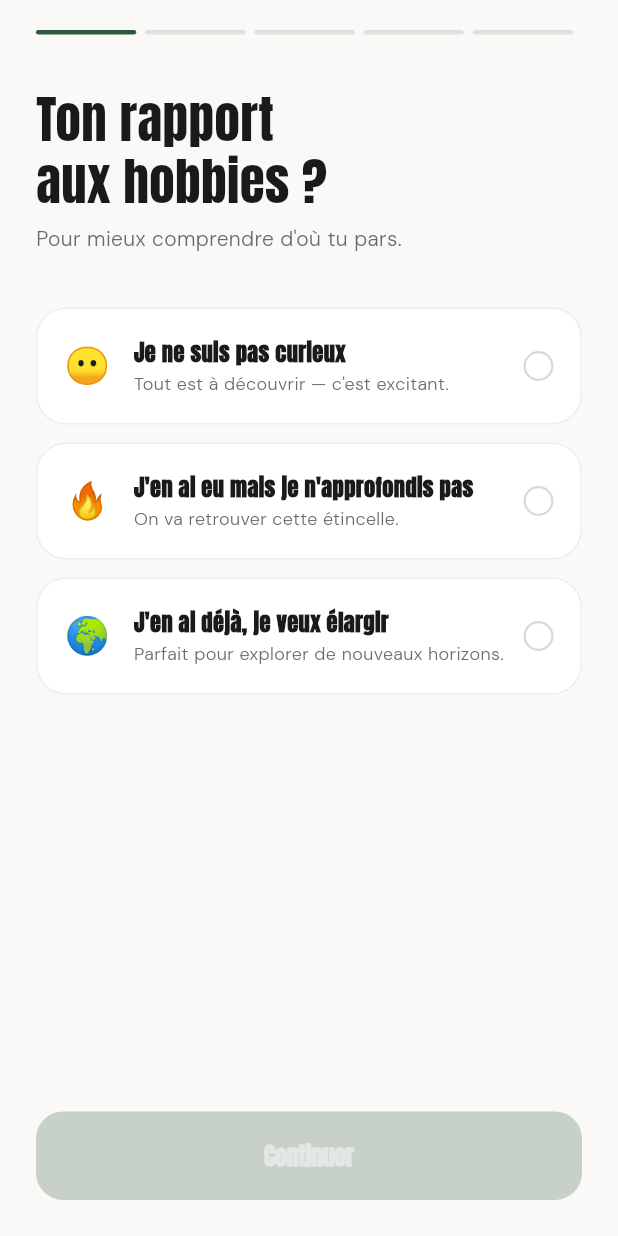
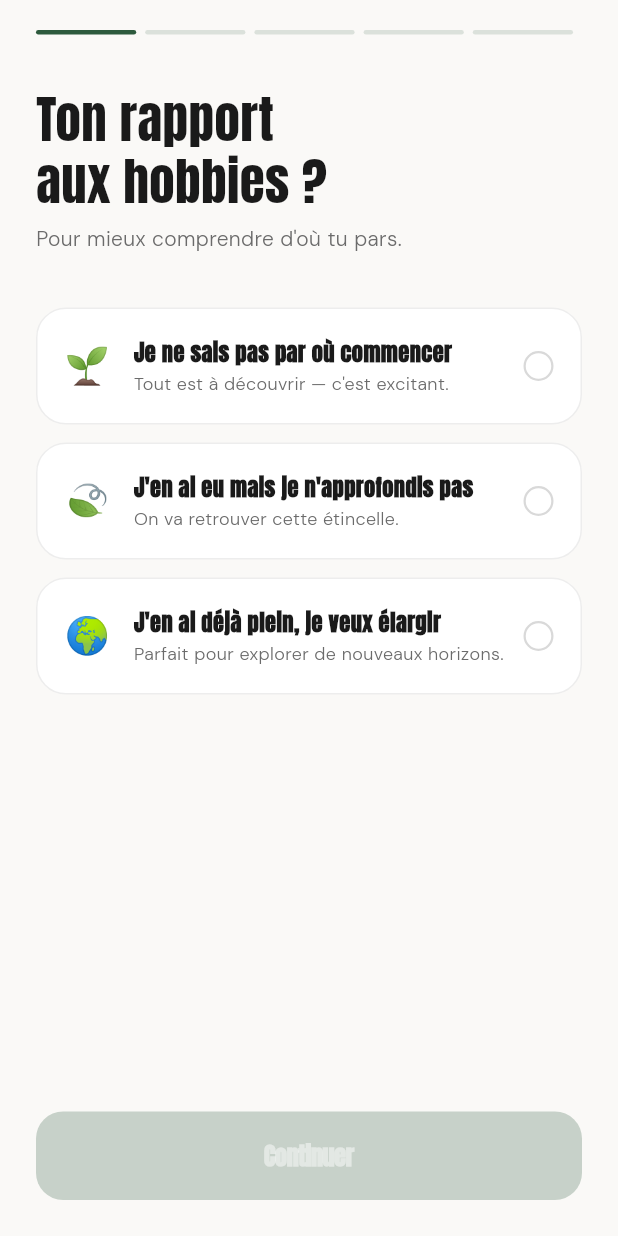
Before and after one commit to BuSHYoff/discover, a Flutter app: the screen it shows after launch, on a phone screen of 412 x 824 dp. Run offline on Flutter 3.47's test engine with Material 3 defaults, Android fonts, the phone set to English and light mode, and no system bars; our stand-ins replace animate_do, cached_network_image, cloud_firestore, firebase_auth, firebase_core, firebase_messaging and 8 more; missing offline and left inert: countries_world_map, country_flags; accounts and stored records are empty.

Commit message:
hotfix: changing emojis & text

```diff
--- a/lib/features/onboarding/screens/onboarding_screen.dart
+++ b/lib/features/onboarding/screens/onboarding_screen.dart
@@ -115,11 +115,11 @@ class _OnboardingScreenState extends State<OnboardingScreen>
   // ── Données des choix ────────────────────────────────────────────────────
 
   static const _relations = [
-    OnboardingChoice('Je ne suis pas curieux', '😶',
+    OnboardingChoice('Je ne sais pas par où commencer', '🌱',
         'Tout est à découvrir — c\'est excitant.'),
-    OnboardingChoice('J\'en ai eu mais je n\'approfondis pas', '🔥',
+    OnboardingChoice('J\'en ai eu mais je n\'approfondis pas', '🍃',
         'On va retrouver cette étincelle.'),
-    OnboardingChoice('J\'en ai déjà, je veux élargir', '🌍',
+    OnboardingChoice('J\'en ai déjà plein, je veux élargir', '🌍',
         'Parfait pour explorer de nouveaux horizons.'),
   ];
 
```
